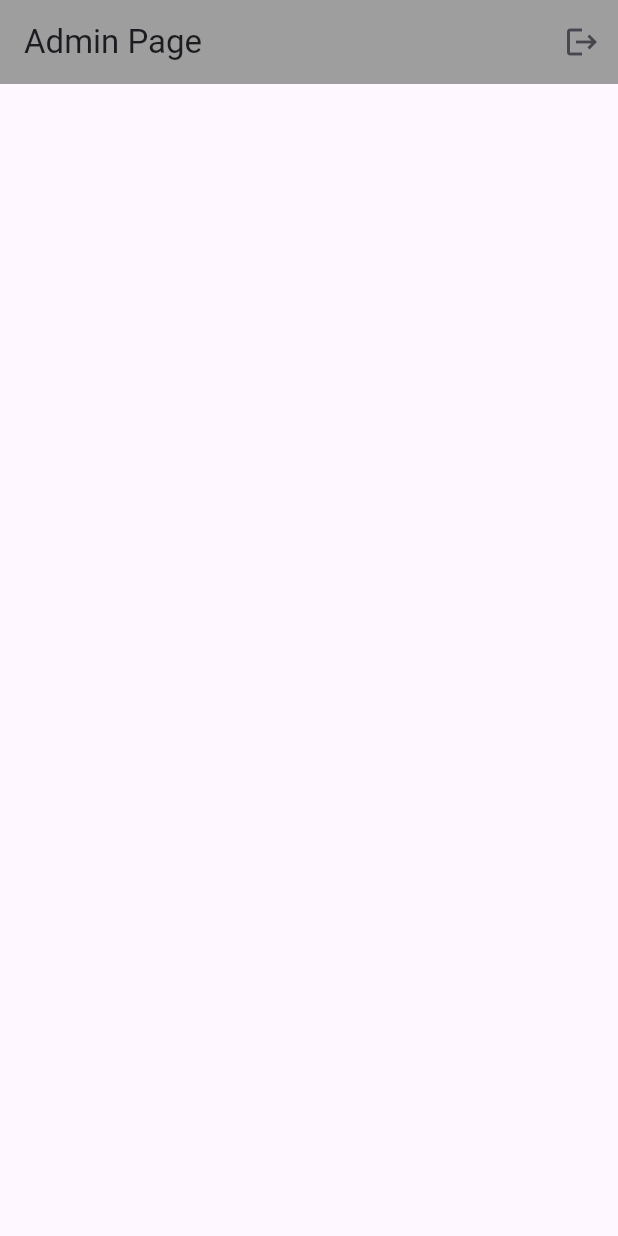
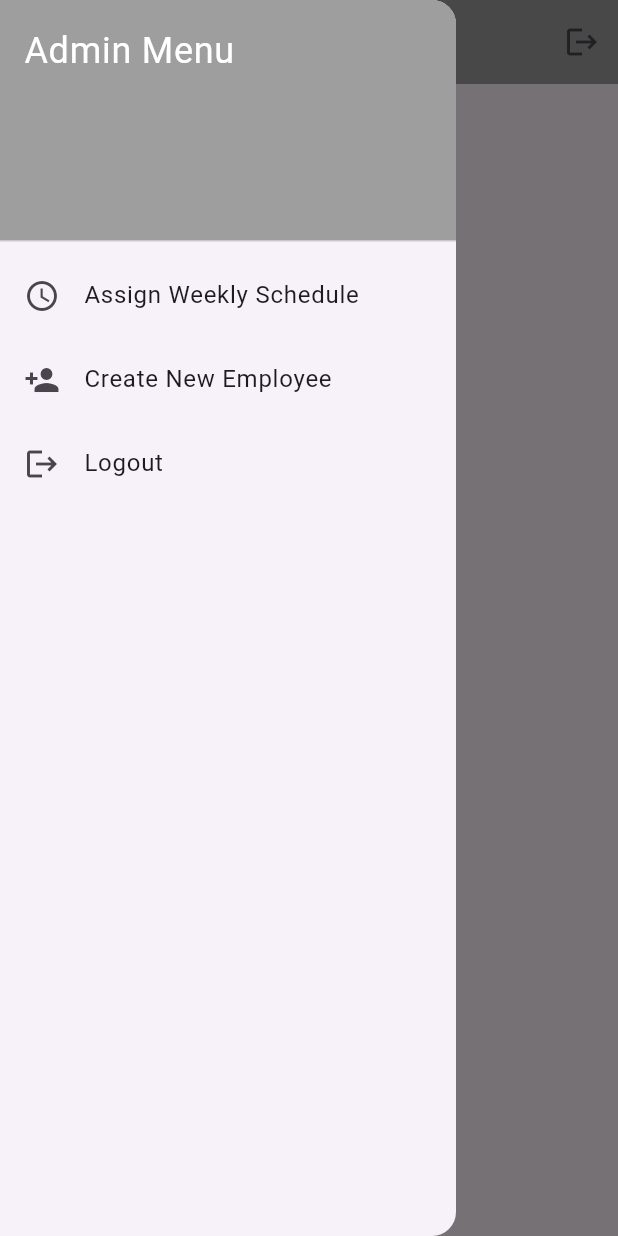
Before and after one commit to MatthewMacri/AppDevProject, a Flutter app: the AdminMainPage screen opened directly, with the side drawer open (before the commit the screen has no drawer), on a phone screen of 412 x 824 dp. Run offline on Flutter 3.47's test engine with Material 3 defaults, Android fonts, the phone set to English and light mode, and no system bars; our stand-ins replace awesome_notifications, cloud_firestore, firebase_auth, firebase_core, geolocator, google_maps_flutter; missing offline and left inert: flutter_polyline_points; accounts and stored records are empty.

Commit message:
Assign Weekly Schedule & eate New Employee DONE

```diff
--- a/appdev2project/lib/adminMainPage.dart
+++ b/appdev2project/lib/adminMainPage.dart
@@ -16,27 +16,48 @@ class AdminMainPage extends StatelessWidget {
     return Scaffold(
       appBar: AppBar(
         title: Text("Admin Page"),
-          backgroundColor: Colors.grey,
-          actions: [
-            IconButton(
-              icon: Icon(Icons.logout),
-              onPressed: () {
-                Navigator.pushAndRemoveUntil(
-                  context,
-                  MaterialPageRoute(builder: (context) => LoginBase()),
-                      (Route<dynamic> route) => false,
-                );
+        backgroundColor: Colors.grey,
+        actions: [
+          IconButton(
+            icon: Icon(Icons.logout),
+            onPressed: () => logout(context),
+          ),
+        ],
+      ),
+      drawer: Drawer(
+        child: ListView(
+          padding: EdgeInsets.zero,
+          children: [
+            DrawerHeader(
+              decoration: BoxDecoration(color: Colors.grey),
+              child: Text('Admin Menu', style: TextStyle(color: Colors.white, fontSize: 24)),
+            ),
+            ListTile(
+              leading: Icon(Icons.schedule),
+              title: Text('Assign Weekly Schedule'),
+              onTap: () {
+                Navigator.pop(context);
+                Navigator.pushNamed(context, '/assignSchedule');
               },
             ),
-          ]
+            ListTile(
+              leading: Icon(Icons.person_add),
+              title: Text('Create New Employee'),
+              onTap: () {
+                Navigator.pop(context);
+                Navigator.pushNamed(context, '/createEmployee');
+              },
+            ),
+            ListTile(
+              leading: Icon(Icons.logout),
+              title: Text('Logout'),
+              onTap: () => logout(context),
+            ),
+          ],
+        ),
       ),
       body: Center(
-        child: Column(
-          mainAxisAlignment: MainAxisAlignment.center,
-          children: [
-
-            ],
-        )
+        child: Text('Welcome, Admin!'),
       ),
     );
   }
--- a/appdev2project/lib/baseLogin.dart
+++ b/appdev2project/lib/baseLogin.dart
@@ -4,6 +4,9 @@ import 'package:flutter/cupertino.dart';
 import 'package:flutter/material.dart';
 import 'package:firebase_core/firebase_core.dart';
 import 'package:awesome_notifications/awesome_notifications.dart';
+
+import 'assignSchedulePage.dart';
+import 'createEmployee.dart';
 
 Future<void> main() async {
   WidgetsFlutterBinding.ensureInitialized();
@@ -41,9 +44,14 @@ class MyApp extends StatelessWidget {
     return MaterialApp(
       debugShowCheckedModeBanner: false,
       home: LoginBase(),
+      routes: {
+        '/assignSchedule': (context) => AssignSchedulePage(), // create this page
+        '/createEmployee': (context) => CreateEmployeePage(), // create this page
+      },
     );
   }
 }
+
 
 class LoginBase extends StatefulWidget {
   @override
```
Also changed, not shown: appdev2project/lib/assignSchedulePage.dart (added, +57 -0 lines), appdev2project/lib/createEmployee.dart (added, +58 -0 lines), appdev2project/lib/employeeMainMenuPage.dart (+21 -82 lines), appdev2project/pubspec.lock.
